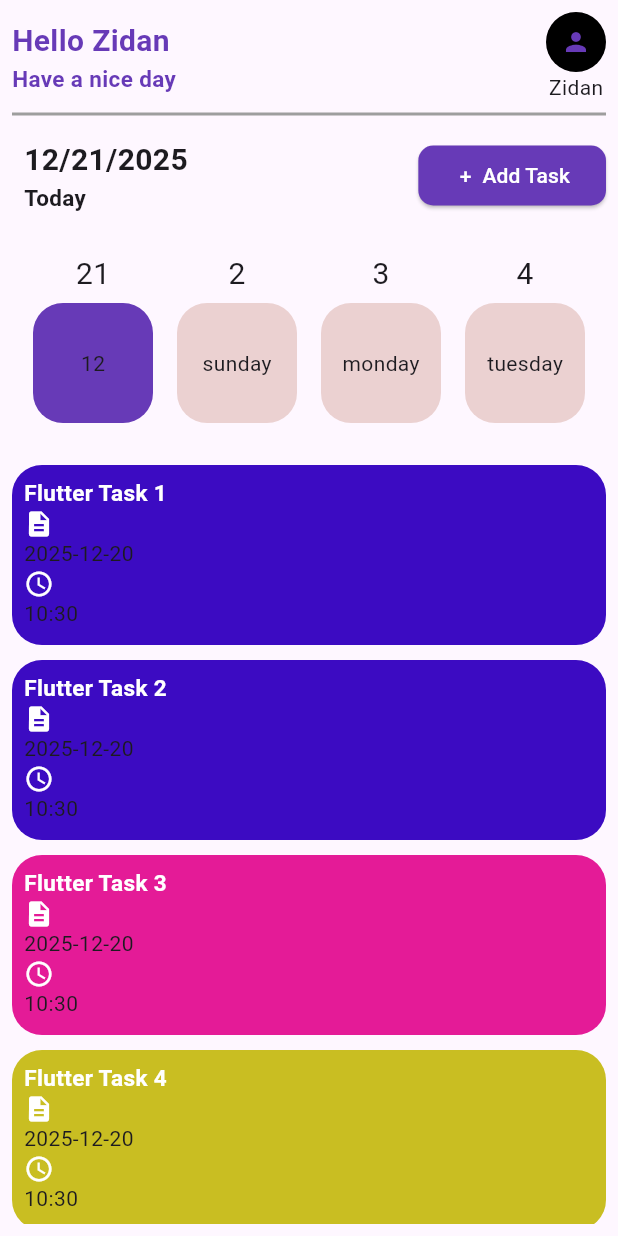
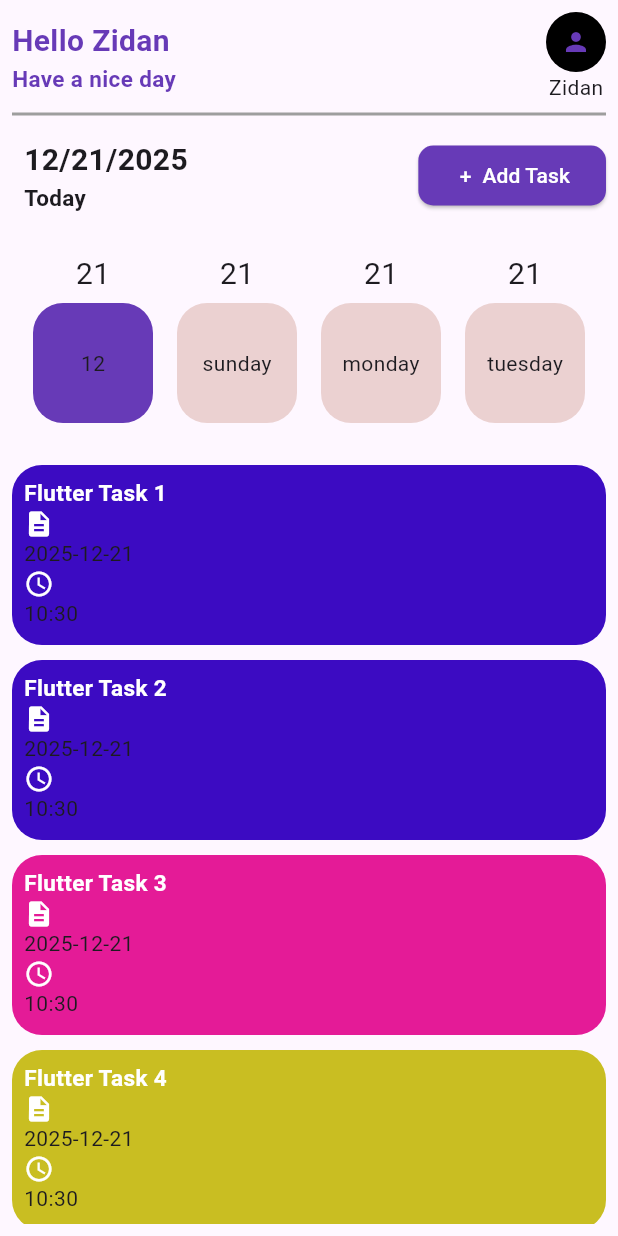
Before and after one commit to muhamedxzidan/Taskaty_App, a Flutter app: the TasksScreen screen opened directly, on a phone screen of 412 x 824 dp. Run offline on Flutter 3.47's test engine with Material 3 defaults, Android fonts, the phone set to English and light mode, and no system bars; our stand-ins replace image_picker, lottie; project files that could hold a hidden picture were left out.

Commit message:
refactor: use dynamic dates in tasks screen

```diff
--- a/lib/screens/tasks_screen.dart
+++ b/lib/screens/tasks_screen.dart
@@ -143,7 +143,7 @@ class _TasksScreenState extends State<TasksScreen> {
                       },
                       child: DaysContenerWidget(
                         days: "sunday",
-                        number: "2",
+                        number: "${now.day}",
                         color: Colors.deepPurple,
                         isActive: selectedDay == "sunday",
                       ),
@@ -156,7 +156,7 @@ class _TasksScreenState extends State<TasksScreen> {
                       },
                       child: DaysContenerWidget(
                         days: "monday",
-                        number: "3",
+                        number: "${now.day}",
                         color: const Color.fromARGB(255, 235, 66, 117),
                         isActive: selectedDay == "monday",
                       ),
@@ -169,7 +169,7 @@ class _TasksScreenState extends State<TasksScreen> {
                       },
                       child: DaysContenerWidget(
                         days: "tuesday",
-                        number: "4",
+                        number: "${now.day}",
                         color: const Color.fromARGB(255, 201, 190, 34),
                         isActive: selectedDay == "tuesday",
                       ),
@@ -201,7 +201,7 @@ class _TasksScreenState extends State<TasksScreen> {
                       child: TaskContener(
                         title: "Flutter Task 1",
                         time: "${now.hour.toString()}:${now.minute.toString()}",
-                        date: "2025-12-20",
+                        date: "${now.year}-${now.month}-${now.day}",
                         description: "Flutter Task 1",
                         color: const Color.fromARGB(255, 60, 11, 194),
                       ),
@@ -225,7 +225,7 @@ class _TasksScreenState extends State<TasksScreen> {
                       child: TaskContener(
                         title: "Flutter Task 2",
                         time: "${now.hour.toString()}:${now.minute.toString()}",
-                        date: "2025-12-20",
+                        date: "${now.year}-${now.month}-${now.day}",
                         description: "Flutter Task 2",
                         color: const Color.fromARGB(255, 60, 11, 194),
                       ),
@@ -249,7 +249,7 @@ class _TasksScreenState extends State<TasksScreen> {
                       child: TaskContener(
                         title: "Flutter Task 3",
                         time: "${now.hour.toString()}:${now.minute.toString()}",
-                        date: "2025-12-20",
+                        date: "${now.year}-${now.month}-${now.day}",
                         description: "Flutter Task 3",
                         color: const Color.fromARGB(255, 228, 27, 151),
                       ),
@@ -273,7 +273,7 @@ class _TasksScreenState extends State<TasksScreen> {
                       child: TaskContener(
                         title: "Flutter Task 4",
                         time: "${now.hour.toString()}:${now.minute.toString()}",
-                        date: "2025-12-20",
+                        date: "${now.year}-${now.month}-${now.day}",
                         description: "Flutter Task 4",
                         color: const Color.fromARGB(255, 201, 190, 34),
                       ),
```
